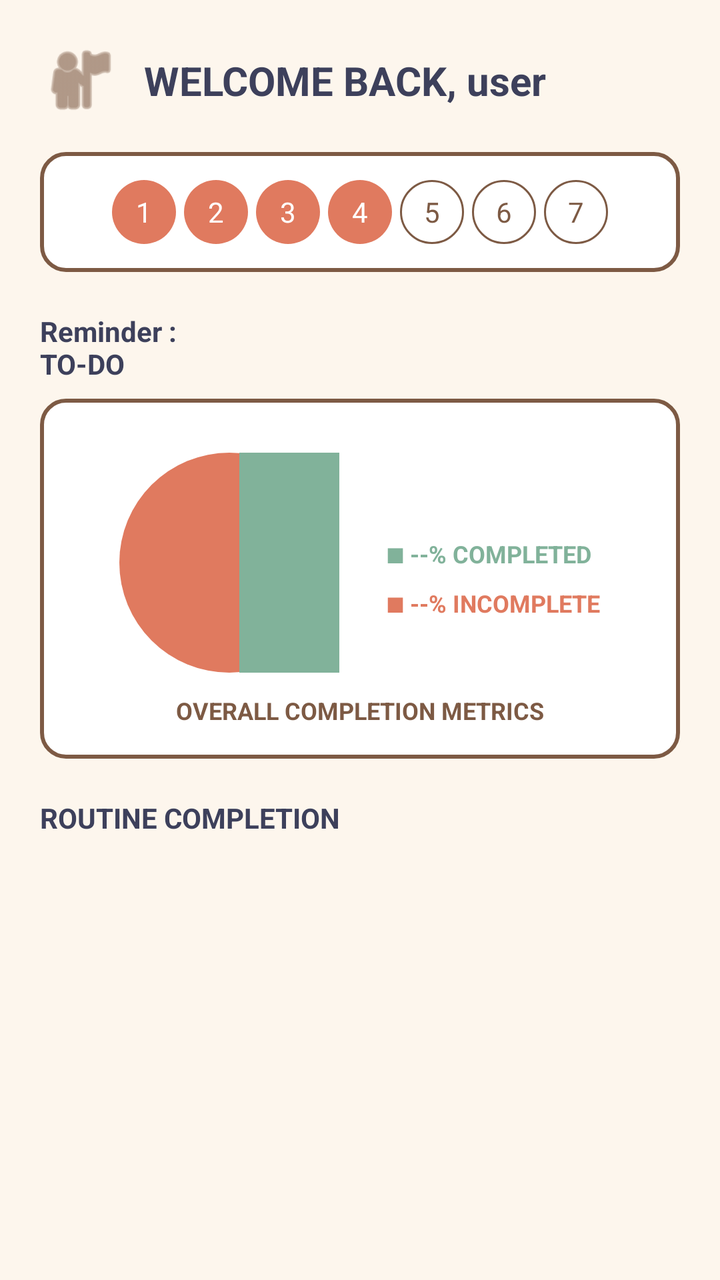
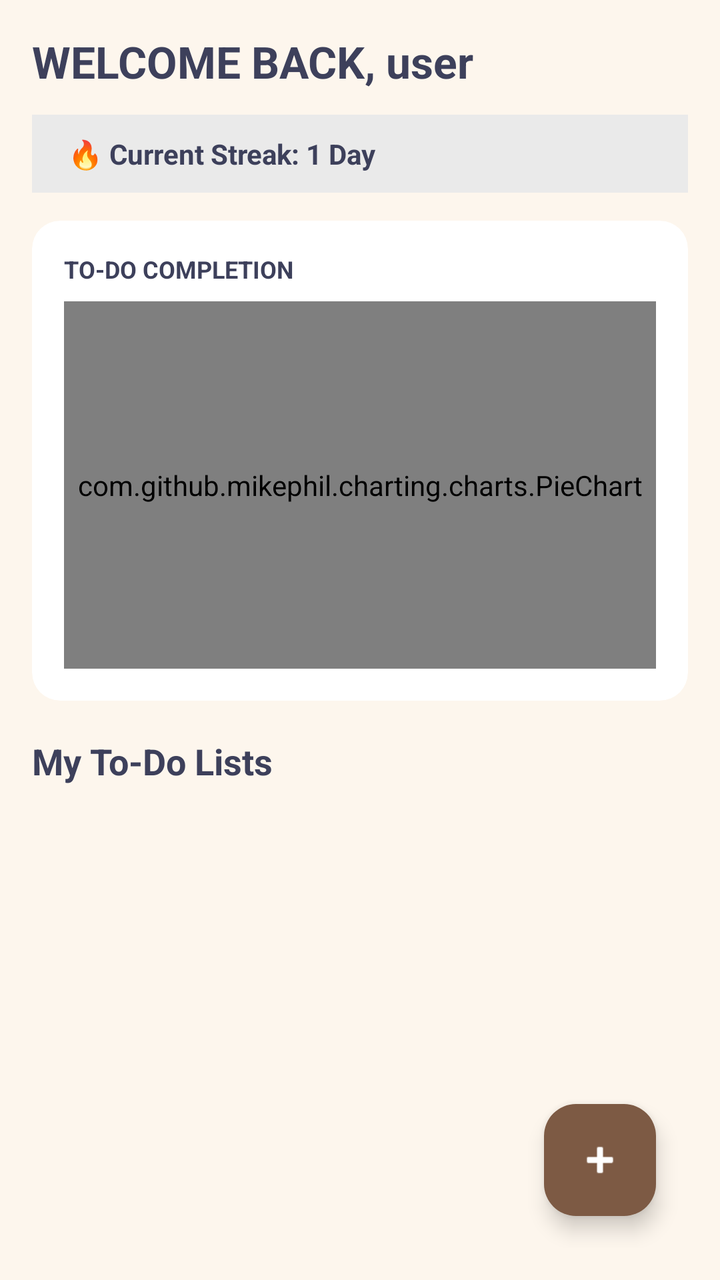

An Android layout rendered at two revisions. The XML below is the earlier revision; the diff shows what the commit changed to produce the second picture.
<!-- AndroidManifest.xml: application theme Theme.ProjectStudyBuddy1 -->
<!-- res/layout/fragment_dashboard.xml -->
<?xml version="1.0" encoding="utf-8"?>
<ScrollView xmlns:android="http://schemas.android.com/apk/res/android"
    xmlns:app="http://schemas.android.com/apk/res-auto"
    android:layout_width="match_parent"
    android:layout_height="match_parent"
    android:fillViewport="true"
    android:background="@color/bg_cream">

    <androidx.constraintlayout.widget.ConstraintLayout
        android:layout_width="match_parent"
        android:layout_height="wrap_content"
        android:padding="20dp">

        <ImageView
            android:id="@+id/ivAvatar"
            android:layout_width="40dp"
            android:layout_height="40dp"
            android:src="@android:drawable/ic_menu_myplaces"
            android:contentDescription="User Avatar"
            app:tint="@color/accent_brown"
            app:layout_constraintTop_toTopOf="parent"
            app:layout_constraintStart_toStartOf="parent"/>

        <TextView
            android:id="@+id/tvTitle"
            android:layout_width="wrap_content"
            android:layout_height="wrap_content"
            android:text="WELCOME BACK, user"
            android:textColor="@color/text_dark"
            android:textSize="20sp"
            android:textStyle="bold"
            android:layout_marginStart="12dp"
            app:layout_constraintTop_toTopOf="@id/ivAvatar"
            app:layout_constraintBottom_toBottomOf="@id/ivAvatar"
            app:layout_constraintStart_toEndOf="@id/ivAvatar"/>

        <LinearLayout
            android:id="@+id/streakContainer"
            android:layout_width="match_parent"
            android:layout_height="wrap_content"
            android:orientation="horizontal"
            android:gravity="center"
            android:background="@drawable/bg_rounded_card"
            android:padding="12dp"
            android:layout_marginTop="16dp"
            app:layout_constraintTop_toBottomOf="@id/ivAvatar">
            <TextView android:layout_width="32dp" android:layout_height="32dp" android:text="1" android:gravity="center" android:background="@drawable/bg_streak_active" android:textColor="@android:color/white" android:layout_margin="2dp"/>
            <TextView android:layout_width="32dp" android:layout_height="32dp" android:text="2" android:gravity="center" android:background="@drawable/bg_streak_active" android:textColor="@android:color/white" android:layout_margin="2dp"/>
            <TextView android:layout_width="32dp" android:layout_height="32dp" android:text="3" android:gravity="center" android:background="@drawable/bg_streak_active" android:textColor="@android:color/white" android:layout_margin="2dp"/>
            <TextView android:layout_width="32dp" android:layout_height="32dp" android:text="4" android:gravity="center" android:background="@drawable/bg_streak_active" android:textColor="@android:color/white" android:layout_margin="2dp"/>
            <TextView android:layout_width="32dp" android:layout_height="32dp" android:text="5" android:gravity="center" android:background="@drawable/bg_streak_inactive" android:textColor="@color/accent_brown" android:layout_margin="2dp"/>
            <TextView android:layout_width="32dp" android:layout_height="32dp" android:text="6" android:gravity="center" android:background="@drawable/bg_streak_inactive" android:textColor="@color/accent_brown" android:layout_margin="2dp"/>
            <TextView android:layout_width="32dp" android:layout_height="32dp" android:text="7" android:gravity="center" android:background="@drawable/bg_streak_inactive" android:textColor="@color/accent_brown" android:layout_margin="2dp"/>
        </LinearLayout>

        <TextView
            android:id="@+id/tvReminderLabel"
            android:layout_width="wrap_content"
            android:layout_height="wrap_content"
            android:text="Reminder :\nTO-DO"
            android:textStyle="bold"
            android:textColor="@color/text_dark"
            android:layout_marginTop="20dp"
            app:layout_constraintTop_toBottomOf="@id/streakContainer"
            app:layout_constraintStart_toStartOf="parent"/>

        <androidx.constraintlayout.widget.ConstraintLayout
            android:id="@+id/chartCard"
            android:layout_width="match_parent"
            android:layout_height="180dp"
            android:background="@drawable/bg_rounded_card"
            android:layout_marginTop="8dp"
            android:padding="16dp"
            app:layout_constraintTop_toBottomOf="@id/tvReminderLabel">

            <View
                android:id="@+id/pieChartGraphic"
                android:layout_width="110dp"
                android:layout_height="110dp"
                android:background="@drawable/bg_mock_pie_chart"
                app:layout_constraintTop_toTopOf="parent"
                app:layout_constraintBottom_toTopOf="@id/tvMetricLabel"
                app:layout_constraintStart_toStartOf="parent"
                app:layout_constraintEnd_toStartOf="@id/legendBox"/>

            <LinearLayout
                android:id="@+id/legendBox"
                android:layout_width="wrap_content"
                android:layout_height="wrap_content"
                android:orientation="vertical"
                app:layout_constraintTop_toTopOf="parent"
                app:layout_constraintBottom_toBottomOf="parent"
                app:layout_constraintEnd_toEndOf="parent"
                app:layout_constraintStart_toEndOf="@id/pieChartGraphic">
                <TextView android:id="@+id/tvLegendComplete" android:layout_width="wrap_content" android:layout_height="wrap_content" android:text="■ --% COMPLETED" android:textColor="@color/accent_green" android:textStyle="bold" android:textSize="12sp"/>
                <TextView android:id="@+id/tvLegendIncomplete" android:layout_width="wrap_content" android:layout_height="wrap_content" android:text="■ --% INCOMPLETE" android:textColor="@color/accent_orange" android:textStyle="bold" android:textSize="12sp" android:layout_marginTop="8dp"/>
            </LinearLayout>

            <TextView
                android:id="@+id/tvMetricLabel"
                android:layout_width="wrap_content"
                android:layout_height="wrap_content"
                android:text="OVERALL COMPLETION METRICS"
                android:textColor="@color/accent_brown"
                android:textSize="12sp"
                android:textStyle="bold"
                app:layout_constraintBottom_toBottomOf="parent"
                app:layout_constraintStart_toStartOf="parent"
                app:layout_constraintEnd_toEndOf="parent"/>
        </androidx.constraintlayout.widget.ConstraintLayout>

        <TextView
            android:id="@+id/tvRoutineHeading"
            android:layout_width="wrap_content"
            android:layout_height="wrap_content"
            android:text="ROUTINE COMPLETION"
            android:textStyle="bold"
            android:textColor="@color/text_dark"
            android:layout_marginTop="20dp"
            app:layout_constraintTop_toBottomOf="@id/chartCard"
            app:layout_constraintStart_toStartOf="parent"/>

        <LinearLayout
            android:id="@+id/routineDisplayContainer"
            android:layout_width="match_parent"
            android:layout_height="wrap_content"
            android:orientation="vertical"
            android:layout_marginTop="8dp"
            app:layout_constraintTop_toBottomOf="@id/tvRoutineHeading"/>

    </androidx.constraintlayout.widget.ConstraintLayout>
</ScrollView>
<!-- resources referenced by this layout -->
<resources>
  <color name="accent_brown">#7D5A44</color>
  <color name="accent_green">#81B29A</color>
  <color name="accent_orange">#E07A5F</color>
  <color name="bg_cream">#FDF6ED</color>
  <color name="text_dark">#3D405B</color>
  <!-- drawable bg_mock_pie_chart (drawable) -->
  <?xml version="1.0" encoding="utf-8"?>
  <layer-list xmlns:android="http://schemas.android.com/apk/res/android">
      <item>
          <shape android:shape="oval">
              <solid android:color="@color/accent_orange"/>
          </shape>
      </item>
      <item android:left="60dp">
          <shape android:shape="rectangle">
              <solid android:color="@color/accent_green"/>
          </shape>
      </item>
  </layer-list>
  <!-- drawable bg_rounded_card (drawable) -->
  <?xml version="1.0" encoding="utf-8"?>
  <shape xmlns:android="http://schemas.android.com/apk/res/android" android:shape="rectangle">
      <solid android:color="@color/card_white"/>
      <stroke android:width="2dp" android:color="@color/accent_brown"/>
      <corners android:radius="12dp"/>
  </shape>
  <!-- drawable bg_streak_active (drawable) -->
  <?xml version="1.0" encoding="utf-8"?>
  <shape xmlns:android="http://schemas.android.com/apk/res/android" android:shape="oval">
      <solid android:color="@color/accent_orange"/>
      <size android:width="32dp" android:height="32dp"/>
  </shape>
  <!-- drawable bg_streak_inactive (drawable) -->
  <?xml version="1.0" encoding="utf-8"?>
  <shape xmlns:android="http://schemas.android.com/apk/res/android" android:shape="oval">
      <solid android:color="@color/card_white"/>
      <stroke android:width="1dp" android:color="@color/accent_brown"/>
      <size android:width="32dp" android:height="32dp"/>
  </shape>
  <style name="Theme.ProjectStudyBuddy1" parent="Theme.Material3.DayNight.NoActionBar">
          <item name="colorPrimary">@color/accent_brown</item>
          <item name="colorPrimaryDark">@color/accent_brown</item>
          <item name="colorAccent">@color/accent_orange</item>
  
          <item name="android:windowBackground">@color/bg_cream</item>
          <item name="android:colorBackground">@color/bg_cream</item>
  
          <item name="android:statusBarColor">@color/bg_cream</item>
          <item name="android:windowLightStatusBar">true</item>
  
          <item name="colorSurface">@color/card_white</item>
          <item name="colorOnSurface">@color/text_dark</item>
      </style>
  <color name="card_white">#FFFFFF</color>
</resources>

<!-- the commit's change to res/layout/fragment_dashboard.xml (unified diff, before → after) -->
@@ -1,132 +1,211 @@
 <?xml version="1.0" encoding="utf-8"?>
-<ScrollView xmlns:android="http://schemas.android.com/apk/res/android"
+<androidx.constraintlayout.widget.ConstraintLayout xmlns:android="http://schemas.android.com/apk/res/android"
     xmlns:app="http://schemas.android.com/apk/res-auto"
     android:layout_width="match_parent"
     android:layout_height="match_parent"
-    android:fillViewport="true"
-    android:background="@color/bg_cream">
+    android:background="@color/bg_cream"
+    android:padding="16dp">
 
     <androidx.constraintlayout.widget.ConstraintLayout
+        android:id="@+id/panelTaskListView"
+        android:layout_width="match_parent"
+        android:layout_height="match_parent"
+        android:visibility="visible">
+
+        <TextView
+            android:id="@+id/tvWelcomeUserHeader"
+            android:layout_width="wrap_content"
+            android:layout_height="wrap_content"
+            android:text="WELCOME BACK, user"
+            android:textStyle="bold"
+            android:textSize="22sp"
+            android:textColor="@color/text_dark"
+            app:layout_constraintTop_toTopOf="parent"
+            app:layout_constraintStart_toStartOf="parent"/>
+
+        <LinearLayout
+            android:id="@+id/layoutStreakTrackerBar"
+            android:layout_width="match_parent"
+            android:layout_height="wrap_content"
+            android:orientation="horizontal"
+            android:gravity="center_vertical"
+            android:background="#EAEAEA"
+            android:padding="10dp"
+            android:layout_marginTop="12dp"
+            app:layout_constraintTop_toBottomOf="@id/tvWelcomeUserHeader"
+            app:layout_constraintStart_toStartOf="parent"
+            app:layout_constraintEnd_toEndOf="parent">
+
+            <TextView
+                android:id="@+id/tvStreakCountLabel"
+                android:layout_width="wrap_content"
+                android:layout_height="wrap_content"
+                android:text="🔥 Current Streak: 1 Day"
+                android:textStyle="bold"
+                android:textColor="#3D405B"
+                android:textSize="14sp"
+                android:layout_marginStart="8dp"/>
+        </LinearLayout>
+
+        <androidx.cardview.widget.CardView
+            android:id="@+id/cardProgressMeter"
+            android:layout_width="match_parent"
+            android:layout_height="240dp"
+            android:layout_marginTop="14dp"
+            app:cardCornerRadius="14dp"
+            app:cardElevation="0dp"
+            app:cardBackgroundColor="@android:color/white"
+            app:layout_constraintTop_toBottomOf="@id/layoutStreakTrackerBar"
+            app:layout_constraintStart_toStartOf="parent"
+            app:layout_constraintEnd_toEndOf="parent">
+
+            <LinearLayout
+                android:layout_width="match_parent"
+                android:layout_height="match_parent"
+                android:orientation="vertical"
+                android:padding="16dp">
+
+                <TextView
+                    android:layout_width="wrap_content"
+                    android:layout_height="wrap_content"
+                    android:text="TO-DO COMPLETION"
+                    android:textStyle="bold"
+                    android:textSize="12sp"
+                    android:textColor="@color/text_dark"
+                    android:layout_marginBottom="8dp"/>
+
+                <com.github.mikephil.charting.charts.PieChart
+                    android:id="@+id/todoPieChart"
+                    android:layout_width="match_parent"
+                    android:layout_height="match_parent" />
+            </LinearLayout>
+        </androidx.cardview.widget.CardView>
+
+        <TextView
+            android:id="@+id/tvTaskHeader"
+            android:layout_width="wrap_content"
+            android:layout_height="wrap_content"
+            android:text="My To-Do Lists"
+            android:textStyle="bold"
+            android:textSize="18sp"
+            android:textColor="@color/text_dark"
+            android:layout_marginTop="18dp"
+            app:layout_constraintTop_toBottomOf="@id/cardProgressMeter"
+            app:layout_constraintStart_toStartOf="parent"/>
+
+        <androidx.recyclerview.widget.RecyclerView
+            android:id="@+id/rvMasterTasks"
+            android:layout_width="match_parent"
+            android:layout_height="0dp"
+            android:layout_marginTop="12dp"
+            app:layout_constraintTop_toBottomOf="@id/tvTaskHeader"
+            app:layout_constraintBottom_toBottomOf="parent"
+            app:layout_constraintStart_toStartOf="parent"
+            app:layout_constraintEnd_toEndOf="parent"/>
+
+        <com.google.android.material.floatingactionbutton.FloatingActionButton
+            android:id="@+id/fabCreateList"
+            android:layout_width="wrap_content"
+            android:layout_height="wrap_content"
+            android:src="@android:drawable/ic_input_add"
+            android:contentDescription="Create"
+            android:backgroundTint="@color/accent_brown"
+            app:tint="@android:color/white"
+            android:layout_margin="16dp"
+            app:layout_constraintBottom_toBottomOf="parent"
+            app:layout_constraintEnd_toEndOf="parent"/>
+    </androidx.constraintlayout.widget.ConstraintLayout>
+
+    <androidx.cardview.widget.CardView
+        android:id="@+id/cardKeepEditor"
         android:layout_width="match_parent"
         android:layout_height="wrap_content"
-        android:padding="20dp">
-
-        <ImageView
-            android:id="@+id/ivAvatar"
-            android:layout_width="40dp"
-            android:layout_height="40dp"
-            android:src="@android:drawable/ic_menu_myplaces"
-            android:contentDescription="User Avatar"
-            app:tint="@color/accent_brown"
-            app:layout_constraintTop_toTopOf="parent"
-            app:layout_constraintStart_toStartOf="parent"/>
-
-        <TextView
-            android:id="@+id/tvTitle"
-            android:layout_width="wrap_content"
-            android:layout_height="wrap_content"
-            android:text="WELCOME BACK, user"
-            android:textColor="@color/text_dark"
-            android:textSize="20sp"
-            android:textStyle="bold"
-            android:layout_marginStart="12dp"
-            app:layout_constraintTop_toTopOf="@id/ivAvatar"
-            app:layout_constraintBottom_toBottomOf="@id/ivAvatar"
-            app:layout_constraintStart_toEndOf="@id/ivAvatar"/>
+        app:cardCornerRadius="8dp"
+        app:cardElevation="8dp"
+        android:visibility="gone"
+        app:layout_constraintTop_toTopOf="parent"
+        app:layout_constraintBottom_toBottomOf="parent"
+        app:layout_constraintStart_toStartOf="parent"
+        app:layout_constraintEnd_toEndOf="parent">
 
         <LinearLayout
-            android:id="@+id/streakContainer"
-            android:layout_width="match_parent"
-            android:layout_height="wrap_content"
-            android:orientation="horizontal"
-            android:gravity="center"
-            android:background="@drawable/bg_rounded_card"
-            android:padding="12dp"
-            android:layout_marginTop="16dp"
-            app:layout_constraintTop_toBottomOf="@id/ivAvatar">
-            <TextView android:layout_width="32dp" android:layout_height="32dp" android:text="1" android:gravity="center" android:background="@drawable/bg_streak_active" android:textColor="@android:color/white" android:layout_margin="2dp"/>
-            <TextView android:layout_width="32dp" android:layout_height="32dp" android:text="2" android:gravity="center" android:background="@drawable/bg_streak_active" android:textColor="@android:color/white" android:layout_margin="2dp"/>
-            <TextView android:layout_width="32dp" android:layout_height="32dp" android:text="3" android:gravity="center" android:background="@drawable/bg_streak_active" android:textColor="@android:color/white" android:layout_margin="2dp"/>
-            <TextView android:layout_width="32dp" android:layout_height="32dp" android:text="4" android:gravity="center" android:background="@drawable/bg_streak_active" android:textColor="@android:color/white" android:layout_margin="2dp"/>
-            <TextView android:layout_width="32dp" android:layout_height="32dp" android:text="5" android:gravity="center" android:background="@drawable/bg_streak_inactive" android:textColor="@color/accent_brown" android:layout_margin="2dp"/>
-            <TextView android:layout_width="32dp" android:layout_height="32dp" android:text="6" android:gravity="center" android:background="@drawable/bg_streak_inactive" android:textColor="@color/accent_brown" android:layout_margin="2dp"/>
-            <TextView android:layout_width="32dp" android:layout_height="32dp" android:text="7" android:gravity="center" android:background="@drawable/bg_streak_inactive" android:textColor="@color/accent_brown" android:layout_margin="2dp"/>
+            android:layout_width="match_parent"
+            android:layout_height="wrap_content"
+            android:orientation="vertical"
+            android:background="@android:color/white"
+            android:padding="16dp">
+
+            <RelativeLayout
+                android:layout_width="match_parent"
+                android:layout_height="wrap_content">
+                <EditText
+                    android:id="@+id/etNoteMainTitle"
+                    android:layout_width="240dp"
+                    android:layout_height="wrap_content"
+                    android:hint="Title"
+                    android:textStyle="bold"
+                    android:textSize="18sp"
+                    android:textColor="@color/text_dark"
+                    android:background="@android:color/transparent"
+                    android:importantForAutofill="no"
+                    android:inputType="textCapSentences"/>
+            </RelativeLayout>
+
+            <androidx.recyclerview.widget.RecyclerView
+                android:id="@+id/rvNestedChecklist"
+                android:layout_width="match_parent"
+                android:layout_height="wrap_content"
+                android:layout_marginTop="16dp"/>
+
+            <LinearLayout
+                android:id="@+id/layoutAddListItemTrigger"
+                android:layout_width="match_parent"
+                android:layout_height="40dp"
+                android:orientation="horizontal"
+                android:gravity="center_vertical"
+                android:clickable="true"
+                android:focusable="true"
+                android:layout_marginTop="8dp">
+                <ImageView
+                    android:layout_width="20dp"
+                    android:layout_height="20dp"
+                    android:src="@android:drawable/ic_input_add"
+                    android:contentDescription="Add item"
+                    app:tint="@android:color/darker_gray"/>
+                <TextView
+                    android:layout_width="wrap_content"
+                    android:layout_height="wrap_content"
+                    android:text="List item"
+                    android:textColor="@android:color/darker_gray"
+                    android:textSize="14sp"
+                    android:layout_marginStart="12dp"/>
+            </LinearLayout>
+
+            <View
+                android:layout_width="match_parent"
+                android:layout_height="1dp"
+                android:background="#E0E0E0"
+                android:layout_marginTop="24dp"/>
+
+            <RelativeLayout
+                android:layout_width="match_parent"
+                android:layout_height="wrap_content"
+                android:layout_marginTop="12dp">
+                <TextView
+                    android:id="@+id/tvEditedTimestamp"
+                    android:layout_width="wrap_content"
+                    android:layout_height="wrap_content"
+                    android:text="Edited Just Now"
+                    android:textColor="@android:color/darker_gray"
+                    android:textSize="11sp"/>
+                <Button
+                    android:id="@+id/btnKeepCloseAndSave"
+                    android:layout_width="wrap_content"
+                    android:layout_height="wrap_content"
+                    android:text="Close"
+                    android:layout_alignParentEnd="true"
+                    style="@style/Widget.AppCompat.Button.Borderless"/>
+            </RelativeLayout>
         </LinearLayout>
-
-        <TextView
-            android:id="@+id/tvReminderLabel"
-            android:layout_width="wrap_content"
-            android:layout_height="wrap_content"
-            android:text="Reminder :\nTO-DO"
-            android:textStyle="bold"
-            android:textColor="@color/text_dark"
-            android:layout_marginTop="20dp"
-            app:layout_constraintTop_toBottomOf="@id/streakContainer"
-            app:layout_constraintStart_toStartOf="parent"/>
-
-        <androidx.constraintlayout.widget.ConstraintLayout
-            android:id="@+id/chartCard"
-            android:layout_width="match_parent"
-            android:layout_height="180dp"
-            android:background="@drawable/bg_rounded_card"
-            android:layout_marginTop="8dp"
-            android:padding="16dp"
-            app:layout_constraintTop_toBottomOf="@id/tvReminderLabel">
-
-            <View
-                android:id="@+id/pieChartGraphic"
-                android:layout_width="110dp"
-                android:layout_height="110dp"
-                android:background="@drawable/bg_mock_pie_chart"
-                app:layout_constraintTop_toTopOf="parent"
-                app:layout_constraintBottom_toTopOf="@id/tvMetricLabel"
-                app:layout_constraintStart_toStartOf="parent"
-                app:layout_constraintEnd_toStartOf="@id/legendBox"/>
-
-            <LinearLayout
-                android:id="@+id/legendBox"
-                android:layout_width="wrap_content"
-                android:layout_height="wrap_content"
-                android:orientation="vertical"
-                app:layout_constraintTop_toTopOf="parent"
-                app:layout_constraintBottom_toBottomOf="parent"
-                app:layout_constraintEnd_toEndOf="parent"
-                app:layout_constraintStart_toEndOf="@id/pieChartGraphic">
-                <TextView android:id="@+id/tvLegendComplete" android:layout_width="wrap_content" android:layout_height="wrap_content" android:text="■ --% COMPLETED" android:textColor="@color/accent_green" android:textStyle="bold" android:textSize="12sp"/>
-                <TextView android:id="@+id/tvLegendIncomplete" android:layout_width="wrap_content" android:layout_height="wrap_content" android:text="■ --% INCOMPLETE" android:textColor="@color/accent_orange" android:textStyle="bold" android:textSize="12sp" android:layout_marginTop="8dp"/>
-            </LinearLayout>
-
-            <TextView
-                android:id="@+id/tvMetricLabel"
-                android:layout_width="wrap_content"
-                android:layout_height="wrap_content"
-                android:text="OVERALL COMPLETION METRICS"
-                android:textColor="@color/accent_brown"
-                android:textSize="12sp"
-                android:textStyle="bold"
-                app:layout_constraintBottom_toBottomOf="parent"
-                app:layout_constraintStart_toStartOf="parent"
-                app:layout_constraintEnd_toEndOf="parent"/>
-        </androidx.constraintlayout.widget.ConstraintLayout>
-
-        <TextView
-            android:id="@+id/tvRoutineHeading"
-            android:layout_width="wrap_content"
-            android:layout_height="wrap_content"
-            android:text="ROUTINE COMPLETION"
-            android:textStyle="bold"
-            android:textColor="@color/text_dark"
-            android:layout_marginTop="20dp"
-            app:layout_constraintTop_toBottomOf="@id/chartCard"
-            app:layout_constraintStart_toStartOf="parent"/>
-
-        <LinearLayout
-            android:id="@+id/routineDisplayContainer"
-            android:layout_width="match_parent"
-            android:layout_height="wrap_content"
-            android:orientation="vertical"
-            android:layout_marginTop="8dp"
-            app:layout_constraintTop_toBottomOf="@id/tvRoutineHeading"/>
-
-    </androidx.constraintlayout.widget.ConstraintLayout>
-</ScrollView>
+    </androidx.cardview.widget.CardView>
+</androidx.constraintlayout.widget.ConstraintLayout>
<!-- resource entries referenced after the edit -->
@@ -1,44 +1,9 @@
 <!-- resources referenced by this layout -->
 <resources>
   <color name="accent_brown">#7D5A44</color>
-  <color name="accent_green">#81B29A</color>
   <color name="accent_orange">#E07A5F</color>
   <color name="bg_cream">#FDF6ED</color>
   <color name="text_dark">#3D405B</color>
-  <!-- drawable bg_mock_pie_chart (drawable) -->
-  <?xml version="1.0" encoding="utf-8"?>
-  <layer-list xmlns:android="http://schemas.android.com/apk/res/android">
-      <item>
-          <shape android:shape="oval">
-              <solid android:color="@color/accent_orange"/>
-          </shape>
-      </item>
-      <item android:left="60dp">
-          <shape android:shape="rectangle">
-              <solid android:color="@color/accent_green"/>
-          </shape>
-      </item>
-  </layer-list>
-  <!-- drawable bg_rounded_card (drawable) -->
-  <?xml version="1.0" encoding="utf-8"?>
-  <shape xmlns:android="http://schemas.android.com/apk/res/android" android:shape="rectangle">
-      <solid android:color="@color/card_white"/>
-      <stroke android:width="2dp" android:color="@color/accent_brown"/>
-      <corners android:radius="12dp"/>
-  </shape>
-  <!-- drawable bg_streak_active (drawable) -->
-  <?xml version="1.0" encoding="utf-8"?>
-  <shape xmlns:android="http://schemas.android.com/apk/res/android" android:shape="oval">
-      <solid android:color="@color/accent_orange"/>
-      <size android:width="32dp" android:height="32dp"/>
-  </shape>
-  <!-- drawable bg_streak_inactive (drawable) -->
-  <?xml version="1.0" encoding="utf-8"?>
-  <shape xmlns:android="http://schemas.android.com/apk/res/android" android:shape="oval">
-      <solid android:color="@color/card_white"/>
-      <stroke android:width="1dp" android:color="@color/accent_brown"/>
-      <size android:width="32dp" android:height="32dp"/>
-  </shape>
   <style name="Theme.ProjectStudyBuddy1" parent="Theme.Material3.DayNight.NoActionBar">
           <item name="colorPrimary">@color/accent_brown</item>
           <item name="colorPrimaryDark">@color/accent_brown</item>
